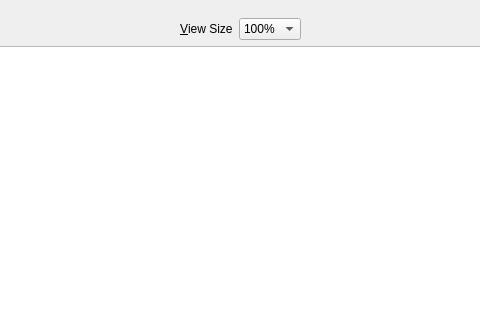
This is UI/biblioteq_photographview.ui in textbrowser/biblioteq as Qt 5 draws it before an edit; both pictures show x 160 to 640 and y 0 to 320 of the 800 by 600 pixel window. The edited form follows.
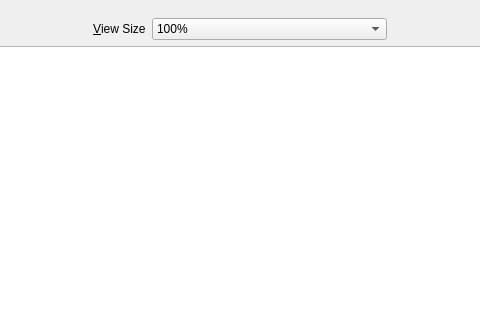
This is the edited form. Icons and pictures are not drawn.

```diff
--- a/UI/biblioteq_photographview.ui
+++ b/UI/biblioteq_photographview.ui
@@ -49,6 +49,12 @@
          </item>
          <item>
           <widget class="QComboBox" name="view_size">
+           <property name="sizePolicy">
+            <sizepolicy hsizetype="Expanding" vsizetype="Fixed">
+             <horstretch>0</horstretch>
+             <verstretch>0</verstretch>
+            </sizepolicy>
+           </property>
            <property name="sizeAdjustPolicy">
             <enum>QComboBox::AdjustToContents</enum>
            </property>
```
